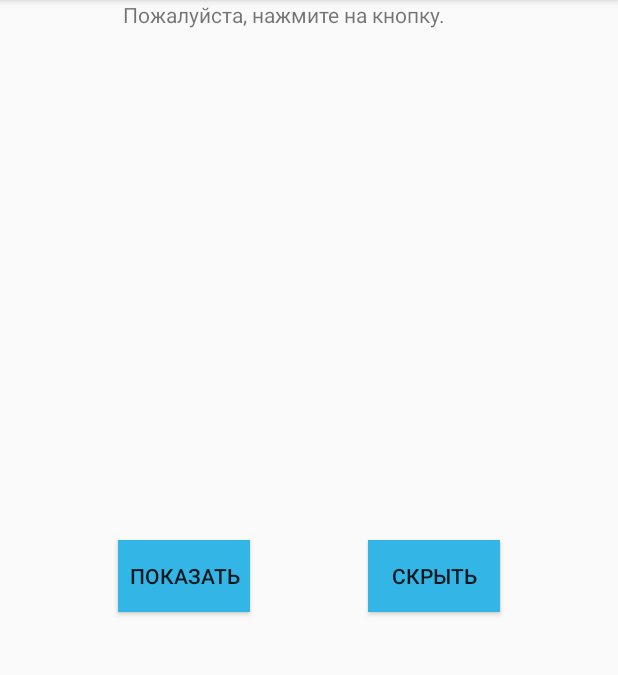
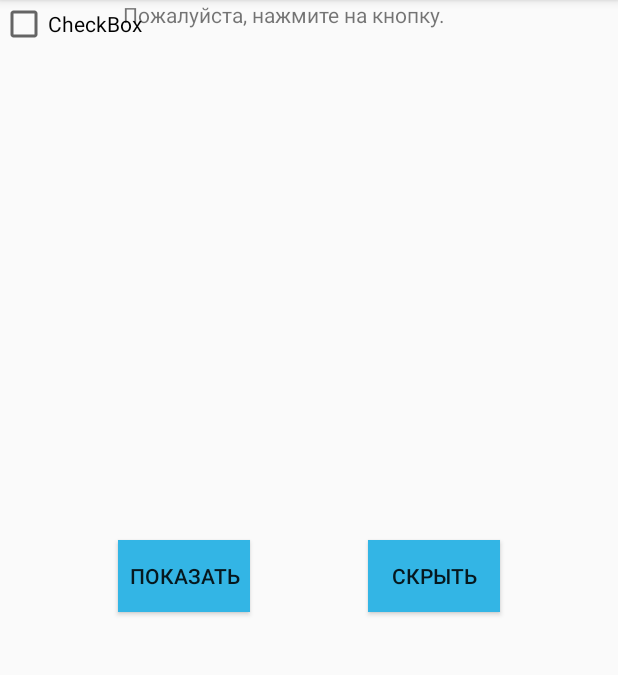
Before and after one commit to Spais07/TapHello, an Android app: the screen it shows after launch (MainLayoutActivity), on a phone screen of 412 x 824 dp, the part 84-759 px from its top. Run offline under Robolectric (Android 15) with nearby library versions, the phone set to English and light mode, and no system bars.

Commit message:
add Checkbox :

```diff
--- a/app/src/main/res/layout/main_layout.xml
+++ b/app/src/main/res/layout/main_layout.xml
@@ -47,4 +47,12 @@
         app:layout_constraintRight_toRightOf="parent"
         app:layout_constraintLeft_toLeftOf="parent"
         app:layout_constraintTop_toBottomOf="@+id/textView" />
+
+    <CheckBox
+        android:id="@+id/checkBox"
+        android:layout_width="wrap_content"
+        android:layout_height="wrap_content"
+        android:text="CheckBox"
+        tools:layout_editor_absoluteX="145dp"
+        tools:layout_editor_absoluteY="379dp" />
 </android.support.constraint.ConstraintLayout>
```
